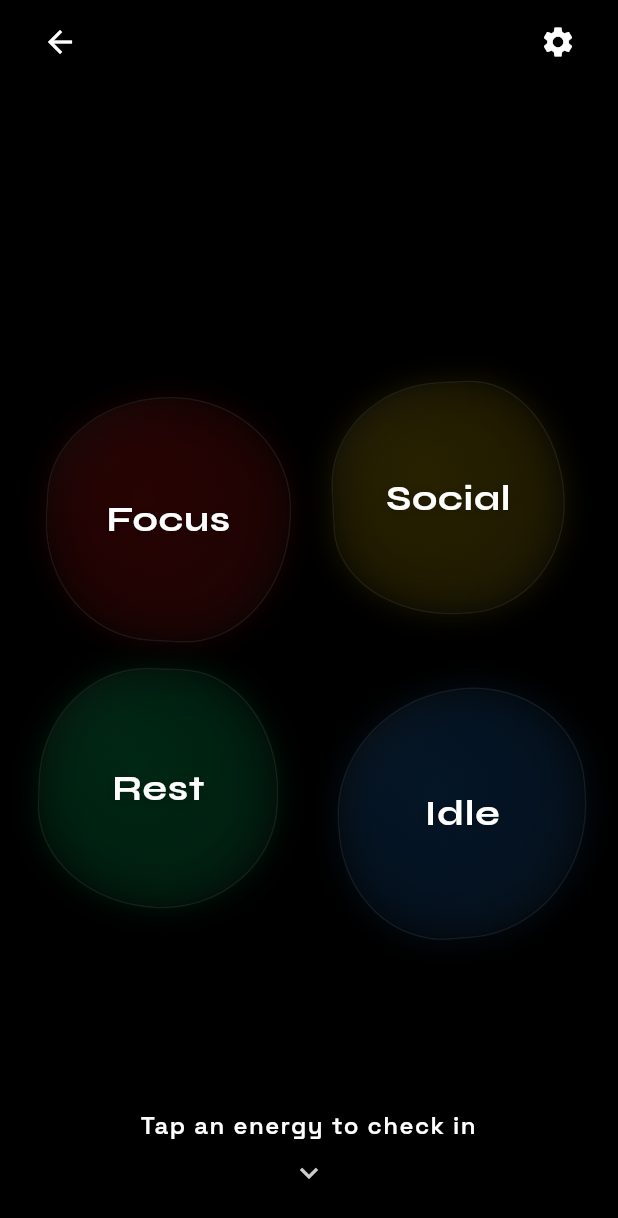
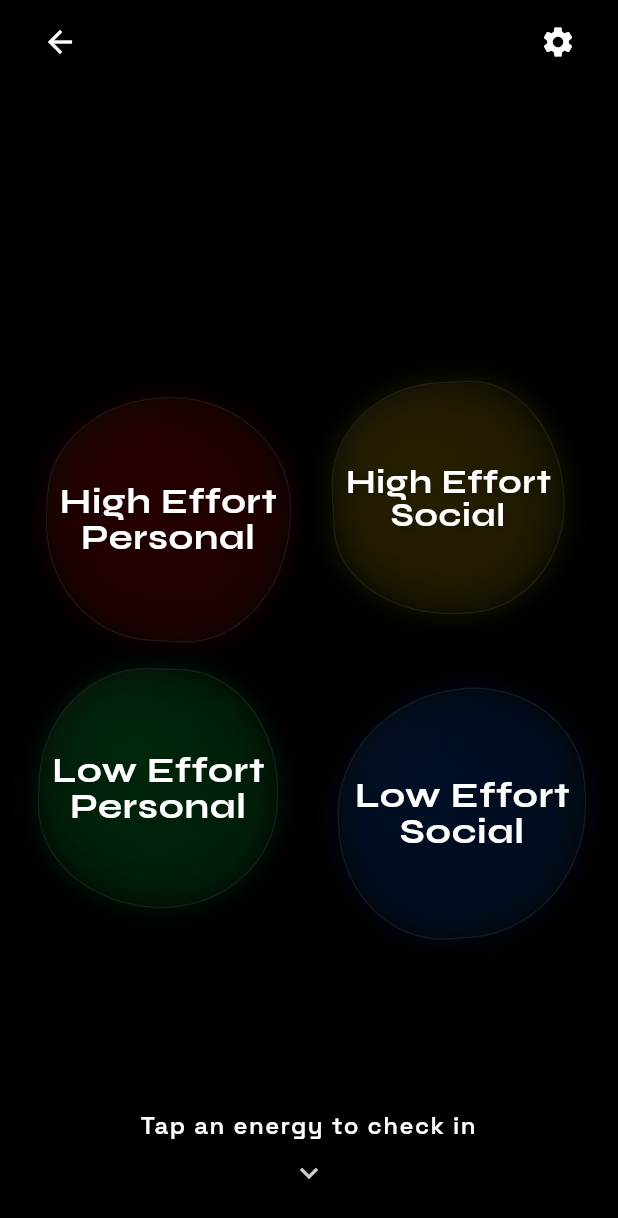
Before and after one commit to casey798/Act_tracker, a Flutter app: the CategorySelectScreen screen opened by its route, on a phone screen of 412 x 824 dp. Shown: the top 1218 px of the screen. Run offline on Flutter 3.47's test engine with Material 3 defaults, Android fonts, the phone set to English and light mode, and no system bars; drawn by our look-alikes of flutter_animate; our stand-ins replace firebase_auth, firebase_core, flutter_riverpod, flutter_svg, go_router, google_fonts and 2 more; missing offline and left inert: universal_html; accounts and stored records are empty; project files that could hold a hidden picture were left out.

Commit message:
feat: Update activities, colors, and Google Sign-In config

```diff
--- a/lib/core/constants/app_constants.dart
+++ b/lib/core/constants/app_constants.dart
@@ -1,26 +1,26 @@
 import 'dart:ui';
 
 class AppCategories {
-  static const String focus = 'Focus';
-  static const String social = 'Social';
-  static const String rest = 'Rest';
-  static const String idle = 'Idle';
+  static const String focus = 'High Effort\nPersonal';
+  static const String social = 'High Effort\nSocial';
+  static const String rest = 'Low Effort\nPersonal';
+  static const String idle = 'Low Effort\nSocial';
 }
 
 class AppColors {
-  // Focus (Red)
-  static const Color focusStart = Color(0xFFFF1111);
-  static const Color focusEnd = Color(0xFFFF5555);
+  // Focus (Red) - More saturated
+  static const Color focusStart = Color(0xFFFF0000);
+  static const Color focusEnd = Color(0xFFFF2B2B);
 
-  // Social (Gold/Orange)
-  static const Color socialStart = Color(0xFFFFD700);
-  static const Color socialEnd = Color(0xFFFF4500);
+  // Social (Gold/Orange) - More vibrant
+  static const Color socialStart = Color(0xFFFFD000);
+  static const Color socialEnd = Color(0xFFFF3C00);
 
-  // Rest (Green/Turquoise)
-  static const Color restStart = Color(0xFF00FF7F);
-  static const Color restEnd = Color(0xFF00CED1);
+  // Rest (Green/Turquoise) - Saturated
+  static const Color restStart = Color(0xFF00FF4C);
+  static const Color restEnd = Color(0xFF00E5FF);
 
-  // Idle (Blue/Purple)
-  static const Color idleStart = Color(0xFF1E90FF);
-  static const Color idleEnd = Color(0xFF9370DB);
+  // Idle (Blue/Purple) - Deep and vibrant
+  static const Color idleStart = Color(0xFF0066FF);
+  static const Color idleEnd = Color(0xFFB300FF);
 }
--- a/lib/features/map/presentation/pages/map_screen.dart
+++ b/lib/features/map/presentation/pages/map_screen.dart
@@ -8,7 +8,7 @@ import 'package:flutter_riverpod/flutter_riverpod.dart';
 import 'package:tracker_pwa/features/auth/auth_provider.dart';
 import 'package:tracker_pwa/features/map/presentation/widgets/location_target_pin.dart';
 import 'package:tracker_pwa/features/map/presentation/widgets/segmented_progress_bar.dart';
-import 'dart:async';
+
 
 class MapScreen extends ConsumerStatefulWidget {
   const MapScreen({super.key});
@@ -21,7 +21,7 @@ class _MapScreenState extends ConsumerState<MapScreen> with SingleTickerProvider
   late AnimationController _controller;
   final TransformationController _transformationController = TransformationController();
   Offset? _touchPosition;
-  Timer? _longPressTimer;
+
 
   // Track if we are currently long pressing
   bool _isLongPressing = false;
@@ -47,7 +47,7 @@ class _MapScreenState extends ConsumerState<MapScreen> with SingleTickerProvider
   void dispose() {
     _controller.dispose();
     _transformationController.dispose();
-    _longPressTimer?.cancel();
+
     super.dispose();
   }
 
```
Also changed, not shown: lib/data/constants/activities.dart (+56 -68 lines), lib/features/activity/activity_select_screen.dart (+4 -4 lines), 4 other files.
